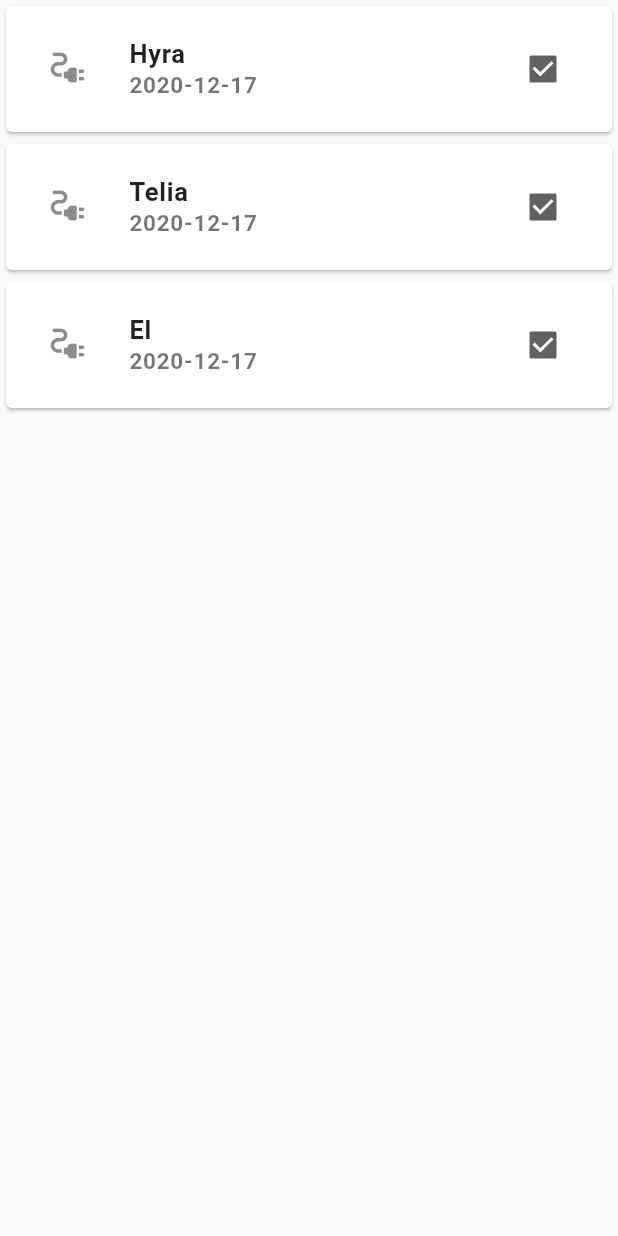
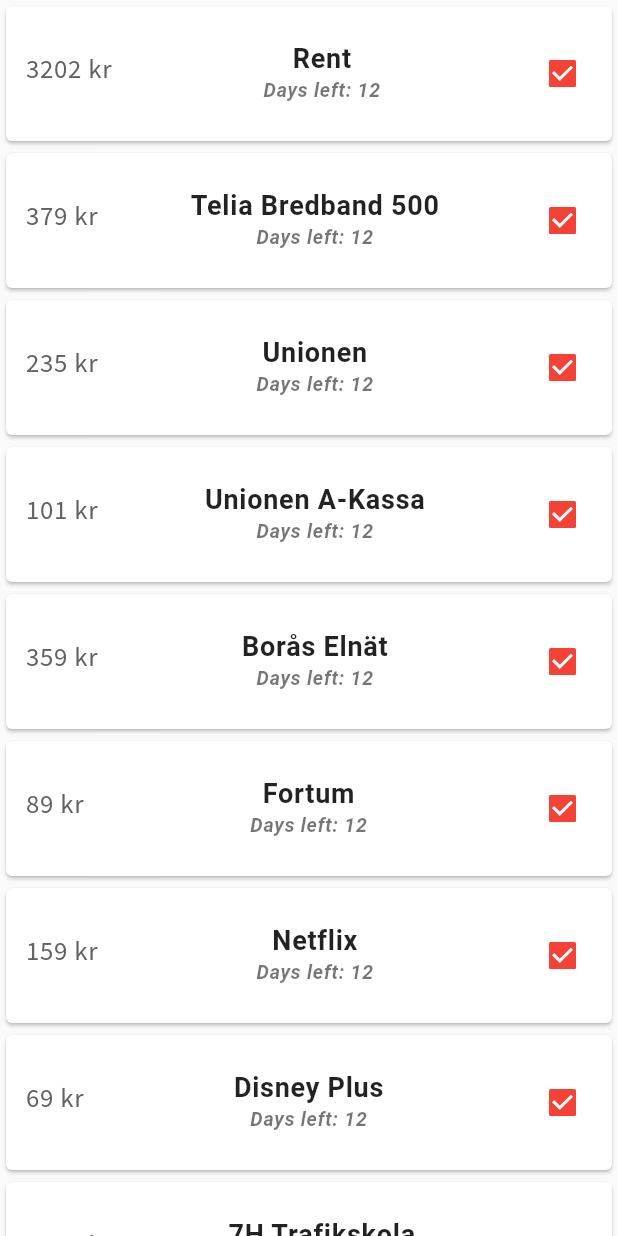
Before and after one commit to JohnBoscoM/to_pay_app, a Flutter app: the PaymentsPage screen opened directly, on a phone screen of 412 x 824 dp. Run offline on Flutter 3.47's test engine with Material 2 defaults, Android fonts, the phone set to English and light mode, and no system bars; our stand-ins replace google_nav_bar; missing offline and left inert: flutter_clean_calendar; Roboto replaces fonts that are missing (Raleway).

Commit message:
Re-design of expenses list List added to Calendar

```diff
--- a/lib/budget/payments/paymentList.dart
+++ b/lib/budget/payments/paymentList.dart
@@ -2,8 +2,14 @@
 
 class PaymentList{
 List<PaymentItem> payments = [
-    PaymentItem("Hyra", 3202, DateTime.now(),false),
-    PaymentItem("Telia", 379, DateTime.now(),false),
-    PaymentItem("El", 101, DateTime.now(), false)
+    PaymentItem("Rent", 3202, DateTime.now(),false),
+    PaymentItem("Telia Bredband 500", 379, DateTime.now(),false),
+    PaymentItem("Unionen", 235, DateTime.now(), false),
+    PaymentItem("Unionen A-Kassa", 101, DateTime.now(), false),
+    PaymentItem("Borås Elnät", 359, DateTime.now(), false),
+    PaymentItem("Fortum", 89, DateTime.now(), false),
+    PaymentItem("Netflix", 159, DateTime.now(), false),
+    PaymentItem("Disney Plus", 69, DateTime.now(), false),
+    PaymentItem("7H Trafikskola", 1410, DateTime.now(), false),
   ];
 }
--- a/lib/budget/payments/payments_page.dart
+++ b/lib/budget/payments/payments_page.dart
@@ -23,31 +23,51 @@
                 children: <Widget>[
                   new CheckboxListTile(
                       isThreeLine: false,
-                      activeColor: Colors.grey[700],
+                      activeColor: Colors.red,
+
                       dense: true,
                       //font change
-                      title: new Text(
+                      contentPadding: EdgeInsets.all(3),
+                      title: Text(
                         pl.payments[index].title,
                         style: TextStyle(
-                            fontSize: 17,
+                            fontSize: 18,
                             fontWeight: FontWeight.w600,
+                            //fontFamily: FontFamily.,
                             letterSpacing: 0.5),
+                            textAlign: TextAlign.center,
                       ),
                       subtitle: Container(
                         child: Text(
-                            pl.payments[index]
-                                .deadline
-                                .toString()
-                                .substring(0, 10),
+                          "Days left: 12",
+                            // pl.payments[index]
+                            //     .deadline
+                            //     .toString()
+                            //     .substring(0, 10),
                             style: TextStyle(
-                                fontSize: 15,
+                                fontSize: 13,
                                 fontWeight: FontWeight.w600,
-                                letterSpacing: 0.5)),
+                                fontStyle: FontStyle.italic,
+                                letterSpacing: 0.5),
+                                textAlign: TextAlign.center,
+                                ),
                       ),
                       value: true, //payments[index].isChecked,
-                      secondary: Icon(
-                        Icons.electrical_services_rounded,
-                        size: 30,
+                      secondary: Container(
+                        child: Text(
+                        pl.payments[index].cost.toString()+" kr",
+                        style: TextStyle(
+                          color: Colors.grey[700],
+                          fontSize: 16,
+                          fontFamily: 'Raleway',
+                          fontFamilyFallback: <String>[
+                              'Noto Sans CJK SC',
+                              'Noto Color Emoji',
+                          ],
+                          fontWeight: FontWeight.w500,
+                          letterSpacing: 0.5),
+
+                        ),
                       ),
                       onChanged: (bool val) {
                         // itemChange(val, index);
--- a/lib/main.dart
+++ b/lib/main.dart
@@ -14,7 +14,7 @@
       theme: ThemeData(
         colorScheme: ColorScheme.light(
           primary: Colors.black,
-          secondary: Colors.grey[700]
+          secondary: Colors.red
         ),
         visualDensity: VisualDensity.adaptivePlatformDensity,
       ),
```
Also changed, not shown: lib/calendar/calendar_page.dart (+72 -13 lines), lib/nav/nav.dart (+4 -4 lines).
